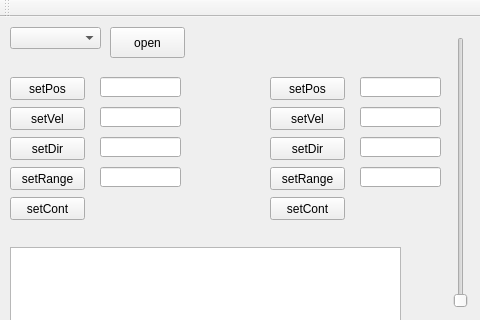
Before: the Qt Designer form mainwindow.ui in PoldenDev/polden-ver-motorControl-desktop, drawn with Qt 5; both pictures show x 0 to 480 and y 0 to 320 of the 784 by 544 pixel window.
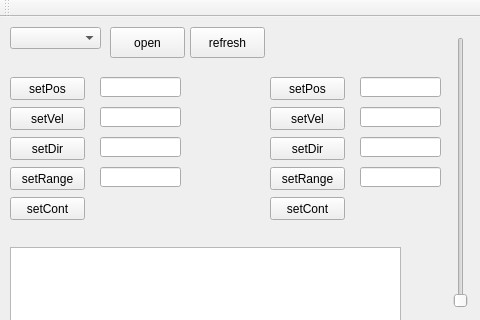
After: the same form once the commit is applied.

Patch:
```diff
--- a/mainwindow.ui
+++ b/mainwindow.ui
@@ -471,6 +471,19 @@
      <enum>Qt::Vertical</enum>
     </property>
    </widget>
+   <widget class="QPushButton" name="pushButton_refreshCom">
+    <property name="geometry">
+     <rect>
+      <x>190</x>
+      <y>10</y>
+      <width>75</width>
+      <height>31</height>
+     </rect>
+    </property>
+    <property name="text">
+     <string>refresh</string>
+    </property>
+   </widget>
   </widget>
   <widget class="QMenuBar" name="menuBar">
    <property name="geometry">
```
